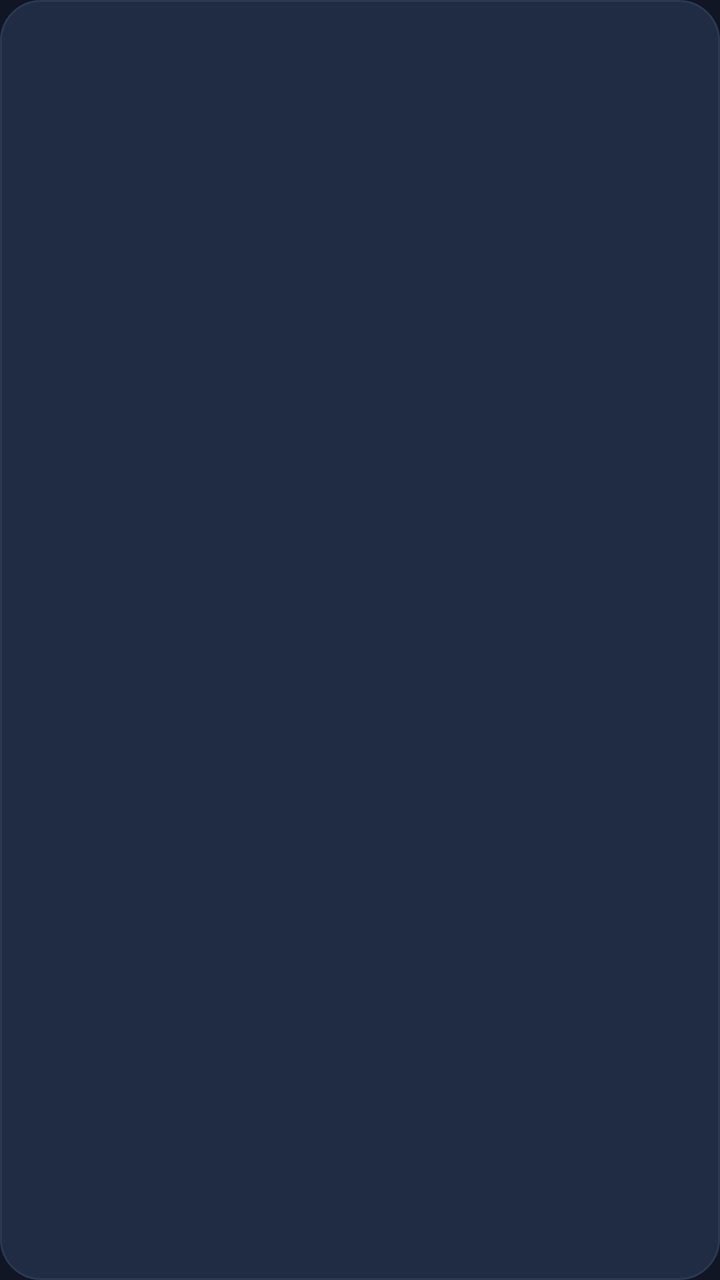
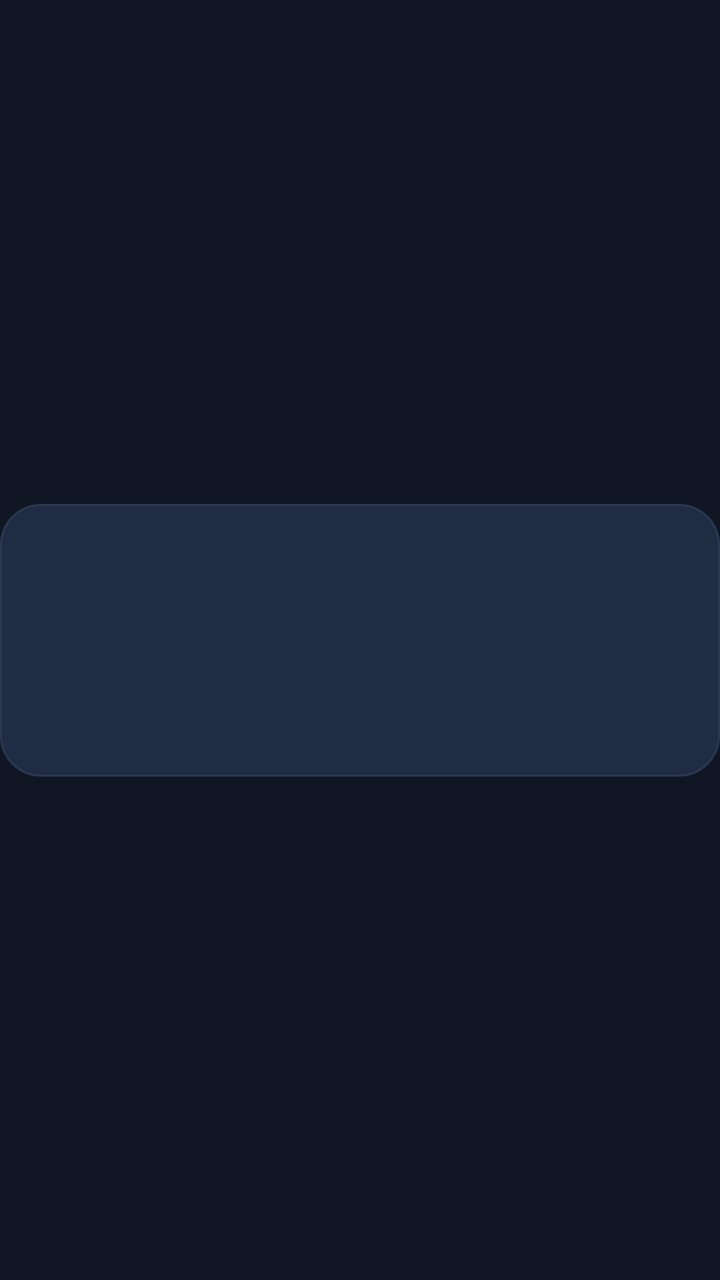

Screens rendered from an Android XML layout before and after an edit, with the pre-edit source and the edit as a unified diff.
<!-- AndroidManifest.xml: application theme Theme.CarAppStore -->
<!-- res/layout/item_my_app.xml -->
<?xml version="1.0" encoding="utf-8"?>
<LinearLayout xmlns:android="http://schemas.android.com/apk/res/android"
    android:layout_width="match_parent"
    android:layout_height="wrap_content"
    android:layout_marginBottom="12dp"
    android:background="@drawable/bg_card_alt"
    android:orientation="vertical"
    android:padding="16dp">

    <LinearLayout
        android:layout_width="match_parent"
        android:layout_height="wrap_content"
        android:gravity="center_vertical"
        android:orientation="horizontal">

        <TextView
            android:id="@+id/tvAppName"
            android:layout_width="0dp"
            android:layout_height="wrap_content"
            android:layout_weight="1"
            android:textColor="@color/car_text_primary"
            android:textSize="19sp"
            android:textStyle="bold" />

        <TextView
            android:id="@+id/tvState"
            android:layout_width="wrap_content"
            android:layout_height="wrap_content"
            android:paddingStart="12dp"
            android:paddingTop="6dp"
            android:paddingEnd="12dp"
            android:paddingBottom="6dp"
            android:textColor="@color/car_text_primary"
            android:textSize="12sp"
            android:textStyle="bold" />
    </LinearLayout>

    <TextView
        android:id="@+id/tvDesc"
        android:layout_width="wrap_content"
        android:layout_height="wrap_content"
        android:layout_marginTop="10dp"
        android:textColor="@color/car_text_secondary"
        android:textSize="15sp" />

    <TextView
        android:id="@+id/tvAction"
        android:layout_width="wrap_content"
        android:layout_height="wrap_content"
        android:layout_marginTop="12dp"
        android:paddingStart="12dp"
        android:paddingTop="8dp"
        android:paddingEnd="12dp"
        android:paddingBottom="8dp"
        android:textColor="@color/car_text_primary"
        android:textSize="13sp"
        android:textStyle="bold" />
</LinearLayout>
<!-- resources referenced by this layout -->
<resources>
  <color name="car_text_primary">#F5F7FA</color>
  <color name="car_text_secondary">#B6C2D9</color>
  <!-- drawable bg_card_alt (drawable) -->
  <shape xmlns:android="http://schemas.android.com/apk/res/android">
      <solid android:color="@color/car_card_alt" />
      <stroke android:width="1dp" android:color="@color/car_divider" />
      <corners android:radius="20dp" />
  </shape>
  <style name="Theme.CarAppStore" parent="Theme.MaterialComponents.DayNight.NoActionBar">
          <item name="colorPrimary">@color/car_primary</item>
          <item name="colorPrimaryVariant">@color/car_primary_dark</item>
          <item name="colorOnPrimary">@color/car_text_primary</item>
          <item name="colorSecondary">@color/car_accent</item>
          <item name="colorSecondaryVariant">@color/teal_700</item>
          <item name="colorOnSecondary">@color/car_bg</item>
          <item name="android:statusBarColor" tools:targetApi="l">@color/car_bg</item>
          <item name="android:navigationBarColor" tools:targetApi="l">@color/car_bg</item>
          <item name="android:windowBackground">@color/car_bg</item>
      </style>
  <color name="car_card_alt">#202C43</color>
  <color name="car_divider">#2B3852</color>
  <color name="car_primary">#4DA3FF</color>
  <color name="car_primary_dark">#2E7DE0</color>
  <color name="car_accent">#5DE1B9</color>
  <color name="teal_700">#FF018786</color>
  <color name="car_bg">#101623</color>
</resources>

<!-- the commit's change to res/layout/item_my_app.xml (unified diff, before → after) -->
@@ -1,11 +1,20 @@
 <?xml version="1.0" encoding="utf-8"?>
-<LinearLayout xmlns:android="http://schemas.android.com/apk/res/android"
+<androidx.constraintlayout.widget.ConstraintLayout xmlns:android="http://schemas.android.com/apk/res/android"
+    xmlns:app="http://schemas.android.com/apk/res-auto"
     android:layout_width="match_parent"
     android:layout_height="wrap_content"
-    android:layout_marginBottom="12dp"
-    android:background="@drawable/bg_card_alt"
-    android:orientation="vertical"
-    android:padding="16dp">
+    android:layout_marginBottom="12dp">
+
+    <LinearLayout
+        android:layout_width="0dp"
+        android:layout_height="wrap_content"
+        android:background="@drawable/bg_card_alt"
+        android:orientation="vertical"
+        android:padding="16dp"
+        app:layout_constraintBottom_toBottomOf="parent"
+        app:layout_constraintEnd_toEndOf="parent"
+        app:layout_constraintStart_toStartOf="parent"
+        app:layout_constraintTop_toTopOf="parent">
 
     <LinearLayout
         android:layout_width="match_parent"
@@ -55,4 +64,6 @@
         android:textColor="@color/car_text_primary"
         android:textSize="13sp"
         android:textStyle="bold" />
-</LinearLayout>
+    </LinearLayout>
+
+</androidx.constraintlayout.widget.ConstraintLayout>
